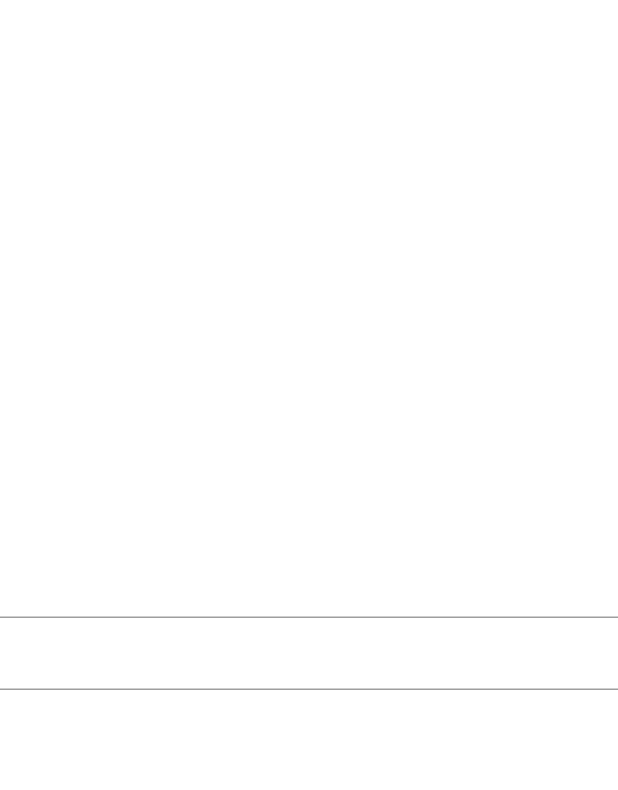
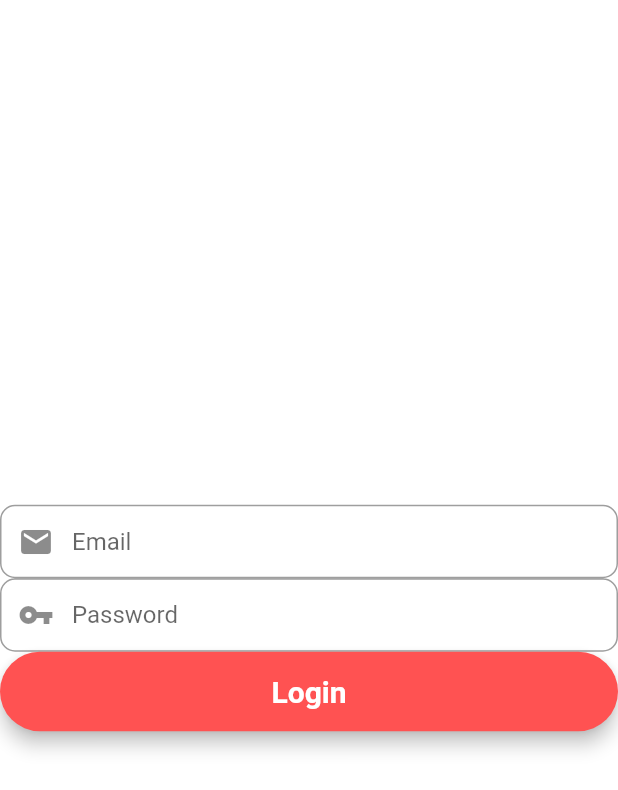
Before and after one commit to miguelherrerad/flutter_firebase_auth, a Flutter app: the screen it shows after launch, on a phone screen of 412 x 824 dp. Shown: the top 790 px of the screen. Run offline on Flutter 3.47's test engine with Material 2 defaults, Android fonts, the phone set to English and light mode, and no system bars.

Commit message:
Button login

```diff
--- a/lib/screens/login_screen.dart
+++ b/lib/screens/login_screen.dart
@@ -26,17 +26,45 @@ class _LoginScreenState extends State<LoginScreen> {
         emailController.text = value!;
       },
       textInputAction: TextInputAction.next,
+      decoration: InputDecoration(
+          prefixIcon: Icon(Icons.mail),
+          contentPadding: EdgeInsets.fromLTRB(20, 15, 20, 15),
+          hintText: "Email",
+          border: OutlineInputBorder(borderRadius: BorderRadius.circular(10))),
     );
 
-    //email field
+    //password field
     final passwordField = TextFormField(
       autofocus: false,
       controller: passwordController,
+      obscureText: true,
+
       //validator: () {},
       onSaved: (value) {
         passwordController.text = value!;
       },
       textInputAction: TextInputAction.done,
+      decoration: InputDecoration(
+          prefixIcon: Icon(Icons.vpn_key),
+          contentPadding: EdgeInsets.fromLTRB(20, 15, 20, 15),
+          hintText: "Password",
+          border: OutlineInputBorder(borderRadius: BorderRadius.circular(10))),
+    );
+
+    final loginButton = Material(
+      elevation: 5,
+      borderRadius: BorderRadius.circular(38),
+      color: Colors.redAccent,
+      child: MaterialButton(
+          padding: EdgeInsets.fromLTRB(20, 15, 20, 15),
+          minWidth: MediaQuery.of(context).size.width,
+          onPressed: () {},
+          child: Text(
+            "Login",
+            textAlign: TextAlign.center,
+            style: TextStyle(
+                fontSize: 20, color: Colors.white, fontWeight: FontWeight.bold),
+          )),
     );
 
     return Scaffold(
@@ -48,7 +76,7 @@ class _LoginScreenState extends State<LoginScreen> {
           child: Form(
             key: _formKey,
             child: Column(
-              children: <Widget>[emailField, passwordField],
+              children: <Widget>[emailField, passwordField, loginButton],
             ),
           ),
         ),
```
